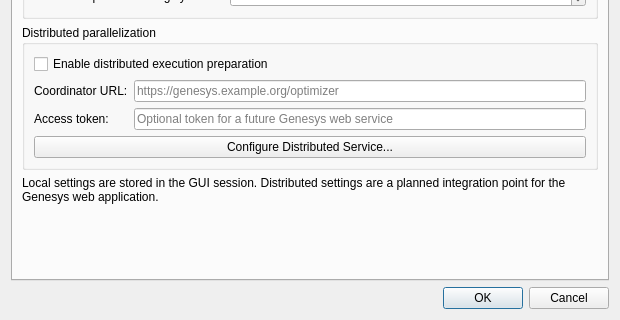
This is source/applications/gui/genesys/dialogs/dialogsimulationconfigure.ui in rlcancian/Genesys-Simulator as Qt 5 draws it before an edit; both pictures show x 0 to 620 and y 180 to 500 of the 620 by 500 pixel window. The edited form follows.
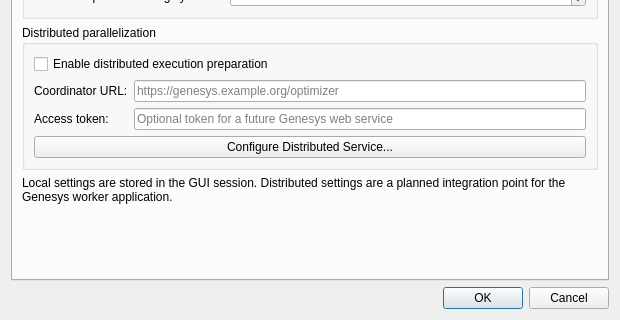
This is the edited form. The open tabs and pages were chosen to show the change.

Commit message: Refactor applications layout and presets

```diff
--- a/source/applications/gui/genesys/dialogs/dialogsimulationconfigure.ui
+++ b/source/applications/gui/genesys/dialogs/dialogsimulationconfigure.ui
@@ -390,7 +390,7 @@
       <item>
        <widget class="QLabel" name="labelParallelizationStatus">
         <property name="text">
-         <string>Local settings are stored in the GUI session. Distributed settings are a planned integration point for the Genesys web application.</string>
+         <string>Local settings are stored in the GUI session. Distributed settings are a planned integration point for the Genesys worker application.</string>
         </property>
         <property name="wordWrap">
          <bool>true</bool>
```
The commit also changes 358 other files.
